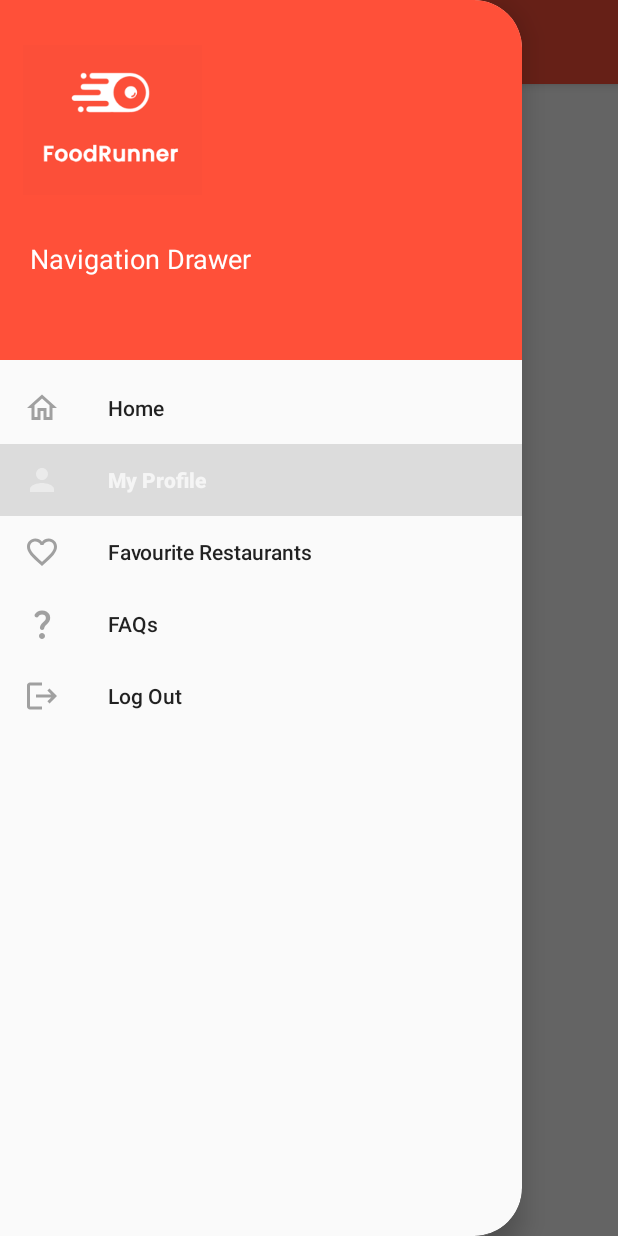
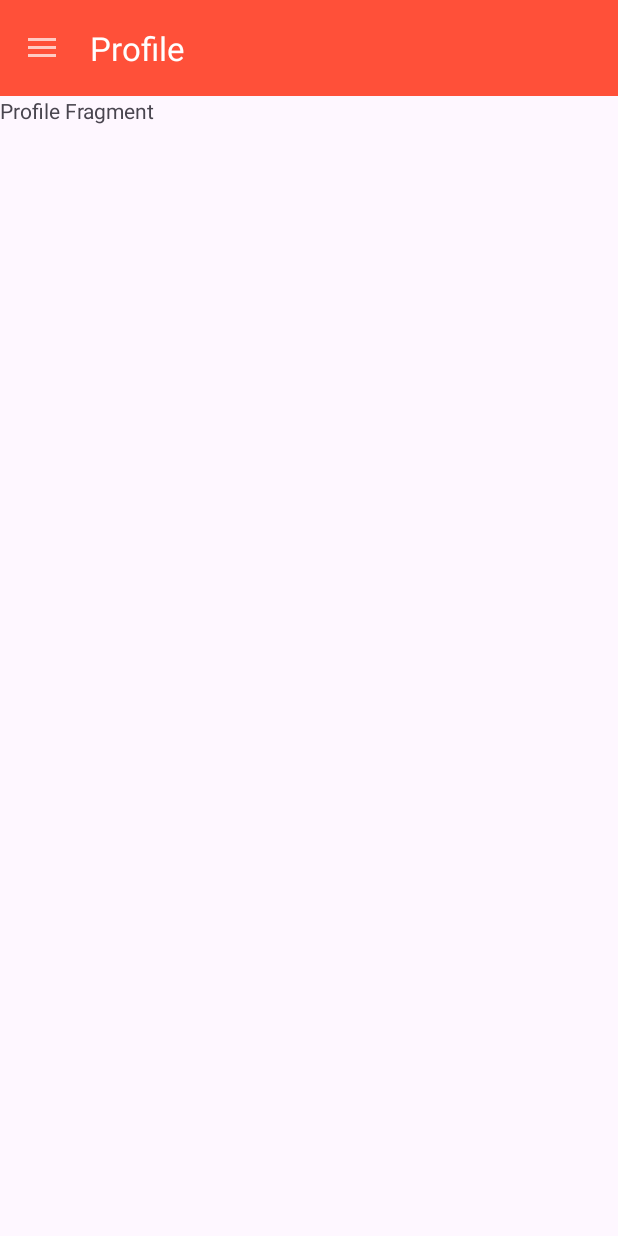
Before and after one commit to xauravww/FoodRunner, an Android app built with Jetpack Compose: the DashboardActivity screen opened directly, with no data from a screen before it, in the side drawer, after a tap on "My Profile", on a phone screen of 412 x 824 dp. Run offline under Robolectric (Android 15) with nearby library versions, the phone set to English and light mode, and no system bars.

Commit message:
solved bug: Navigation Items Theme Styles

```diff
--- a/app/src/main/AndroidManifest.xml
+++ b/app/src/main/AndroidManifest.xml
@@ -17,7 +17,6 @@
         <activity
             android:name=".DashboardActivity"
             android:exported="false"
-            android:theme="@style/Theme.AppCompat.DayNight.NoActionBar"
             android:screenOrientation="portrait"
             android:configChanges="orientation|screenSize"
             />
@@ -25,7 +24,6 @@
             android:name=".ForgotPasswordActivity"
             android:exported="false"
             android:label="@string/title_activity_forgot_password"
-            android:theme="@style/Theme.AppCompat.DayNight.NoActionBar"
             android:screenOrientation="portrait"
             android:configChanges="orientation|screenSize"
             />
@@ -33,7 +31,6 @@
             android:name=".RegistrationActivity"
             android:exported="false"
             android:label="@string/title_activity_registration"
-            android:theme="@style/Theme.AppCompat.DayNight.NoActionBar"
             android:screenOrientation="portrait"
             android:configChanges="orientation|screenSize"
             />
@@ -41,7 +38,6 @@
             android:name=".SplashActivity"
             android:exported="true"
             android:label="@string/app_name"
-            android:theme="@style/Theme.AppCompat.DayNight.NoActionBar"
             android:screenOrientation="portrait"
             android:configChanges="orientation|screenSize"
             >
@@ -54,7 +50,6 @@
         <activity
             android:name=".LoginActivity"
             android:exported="false"
-            android:theme="@style/Theme.AppCompat.DayNight.NoActionBar"
             android:screenOrientation="portrait"
             android:configChanges="orientation|screenSize"
             />
--- a/app/src/main/java/com/example/foodrunner/DashboardActivity.kt
+++ b/app/src/main/java/com/example/foodrunner/DashboardActivity.kt
@@ -47,7 +47,7 @@ class DashboardActivity : AppCompatActivity() {
         frameLayout = findViewById(R.id.frameLayout)
         navigationView = findViewById(R.id.navigationView)
         setUpToolbar()
-
+        openHome()
         val actionBarDrawertoggle = ActionBarDrawerToggle(
             this@DashboardActivity,
             drawerLayout,
@@ -68,35 +68,41 @@ class DashboardActivity : AppCompatActivity() {
 
             when (it.itemId) {
                 R.id.home -> {
-                    supportFragmentManager.beginTransaction()
-                        .replace(R.id.frameLayout, HomeFragment())
+                    openHome()
+                }
 
-                        .commit()
-                    txtDashboard.visibility = View.GONE
-                }
                 R.id.myProfile -> {
                     supportFragmentManager.beginTransaction()
                         .replace(R.id.frameLayout, ProfileFragment())
-
                         .commit()
+                    drawerLayout.closeDrawers()
+                    supportActionBar?.title= "Profile"
                     txtDashboard.visibility = View.GONE
                 }
+
                 R.id.favRestaurant -> {
                     supportFragmentManager.beginTransaction()
                         .replace(R.id.frameLayout, FavouriteFragment())
 
                         .commit()
+                    drawerLayout.closeDrawers()
+                    supportActionBar?.title= "Favourites"
                     txtDashboard.visibility = View.GONE
                 }
+
                 R.id.faqs -> {
                     supportFragmentManager.beginTransaction()
                         .replace(R.id.frameLayout, QuestionFragment())
 
                         .commit()
+                    drawerLayout.closeDrawers()
+                    supportActionBar?.title= "FAQs"
                     txtDashboard.visibility = View.GONE
                 }
+
                 R.id.logOut -> {
-                    Toast.makeText(this@DashboardActivity,"Add Logout feature",Toast.LENGTH_SHORT).show()
+                    Toast.makeText(this@DashboardActivity, "Add Logout feature", Toast.LENGTH_SHORT)
+                        .show()
                     txtDashboard.visibility = View.GONE
                 }
 
@@ -167,4 +173,15 @@ class DashboardActivity : AppCompatActivity() {
         }
         return super.onOptionsItemSelected(item)
     }
+
+    private fun openHome() {
+        val transaction = supportFragmentManager.beginTransaction()
+        val fragment = HomeFragment()
+        transaction.replace(R.id.frameLayout, fragment)
+        transaction.commit()
+        drawerLayout.closeDrawers()
+        supportActionBar?.title = "Dashboard"
+        navigationView.setCheckedItem(R.id.home)
+        txtDashboard.visibility = View.GONE
+    }
 }
--- a/app/src/main/java/com/example/foodrunner/fragment/FavouriteFragment.kt
+++ b/app/src/main/java/com/example/foodrunner/fragment/FavouriteFragment.kt
@@ -18,7 +18,7 @@ class FavouriteFragment : Fragment() {
         inflater: LayoutInflater, container: ViewGroup?,
         savedInstanceState: Bundle?
     ): View? {
-      val view = inflater.inflate(R.layout.fragment_favourite, container, false)
+        val view = inflater.inflate(R.layout.fragment_favourite, container, false)
         return view
     }
 
--- a/app/src/main/res/menu/menu_drawer.xml
+++ b/app/src/main/res/menu/menu_drawer.xml
@@ -1,5 +1,6 @@
 <?xml version="1.0" encoding="utf-8"?>
 <menu xmlns:android="http://schemas.android.com/apk/res/android">
+   <group android:checkableBehavior="single">
        <item
            android:id="@+id/home"
            android:title="Home"
@@ -23,4 +24,5 @@
            android:title="Log Out"
            android:icon="@drawable/ic_logout"
            />
+   </group>
 </menu>
--- a/app/src/main/res/values/themes.xml
+++ b/app/src/main/res/values/themes.xml
@@ -1,10 +1,15 @@
 <?xml version="1.0" encoding="utf-8"?>
 <resources>
 
-    <style name="Theme.FoodRunner" parent="android:Theme.Material.Light.NoActionBar" />
+    <style name="Theme.FoodRunner" parent="Base.Theme.FoodRunner"
+        />
     <!-- Base application theme. -->
     <style name="Base.Theme.FoodRunner" parent="Theme.Material3.DayNight.NoActionBar">
         <!-- Customize your light theme here. -->
         <!-- <item name="colorPrimary">@color/my_light_primary</item> -->
+        <item name="colorPrimary">#EE6C00</item>
+        <item name="colorPrimaryDark">#C23E10</item>
+        <item name="colorAccent">#D81B60</item>
     </style>
+
 </resources>
```
Lines whose indentation alone changed are shown as unchanged.
